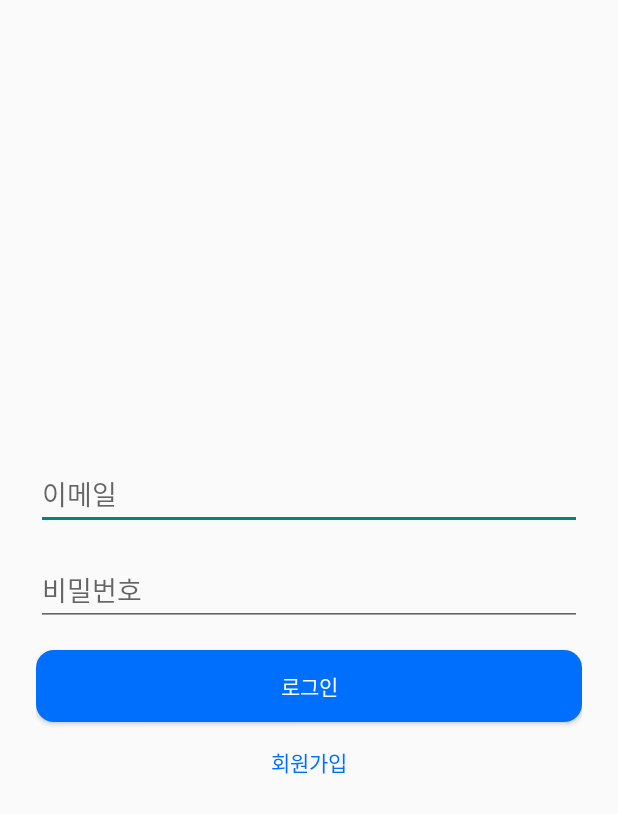
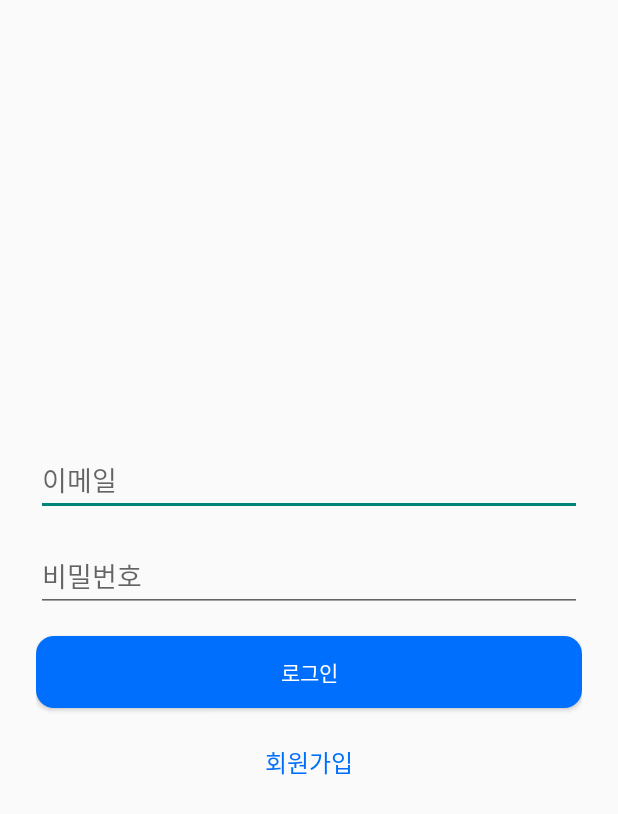
Before and after one commit to flying-adventure/JAMANBI, an Android app built with Jetpack Compose: the screen it shows after launch (MainActivity before the commit, LoginActivity after it), on a phone screen of 412 x 824 dp. Shown: the top 814 px of the screen. Run offline under Robolectric (Android 15) with nearby library versions, the phone set to English and light mode, and no system bars; our stand-ins replace Firebase (no records; nobody signed in at launch, a user with empty details on screens opened directly).

Commit message:
회원가입 페이지 수정

```diff
--- a/jamanbi/app/src/main/java/com/example/jamanbi/LoginActivity.kt
+++ b/jamanbi/app/src/main/java/com/example/jamanbi/LoginActivity.kt
@@ -5,8 +5,6 @@ import android.os.Bundle
 import android.widget.*
 import androidx.appcompat.app.AppCompatActivity
 import com.google.firebase.auth.FirebaseAuth
-import com.example.jamanbi.SignUp.SignUp
-
 
 
 class LoginActivity : AppCompatActivity() {
--- a/jamanbi/app/src/main/java/com/example/jamanbi/MainActivity.kt
+++ b/jamanbi/app/src/main/java/com/example/jamanbi/MainActivity.kt
@@ -20,8 +20,9 @@ class MainActivity : AppCompatActivity() {
             startActivity(Intent(this, PostListActivity::class.java))
             finish()
         } else {
-            // 로그인 안된 상태 → activity_login.xml 표시
-            setContentView(R.layout.activity_login)
+            // 로그인 안된 상태 → LoginActivity 실행
+            startActivity(Intent(this, LoginActivity::class.java))
+            finish()
         }
     }
 }
--- a/jamanbi/app/src/main/res/layout/activity_login.xml
+++ b/jamanbi/app/src/main/res/layout/activity_login.xml
@@ -36,5 +36,10 @@
         android:layout_width="wrap_content"
         android:layout_height="wrap_content"
         android:text="회원가입"
-        android:textColor="@color/darkestBlue" />
+        android:textColor="@color/darkestBlue"
+        android:clickable="true"
+        android:focusable="true"
+        android:textSize="16sp"
+        android:padding="8dp" />
+
 </LinearLayout>
--- a/jamanbi/app/src/main/res/layout/fragment_sign_up_step3.xml
+++ b/jamanbi/app/src/main/res/layout/fragment_sign_up_step3.xml
@@ -92,7 +92,6 @@
             android:id="@+id/spinner_Interest"
             android:layout_width="match_parent"
             android:layout_height="wrap_content"
-            android:entries="@array/interest_options"
             android:layout_marginBottom="24dp" />
 
         <TextView
```
